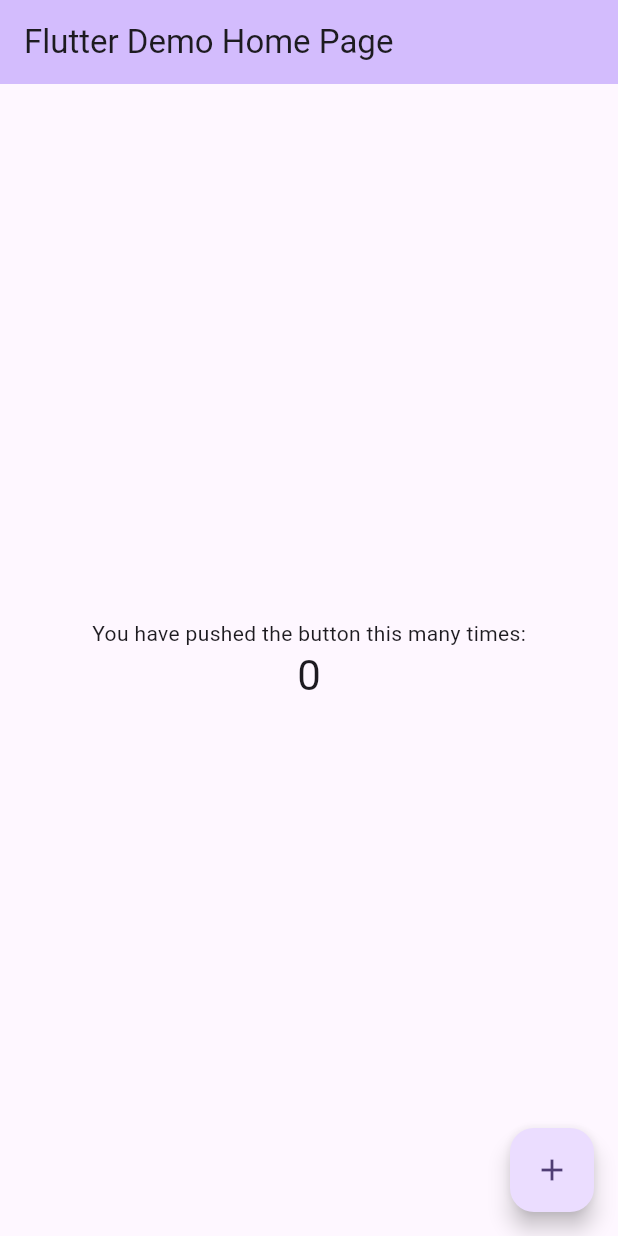
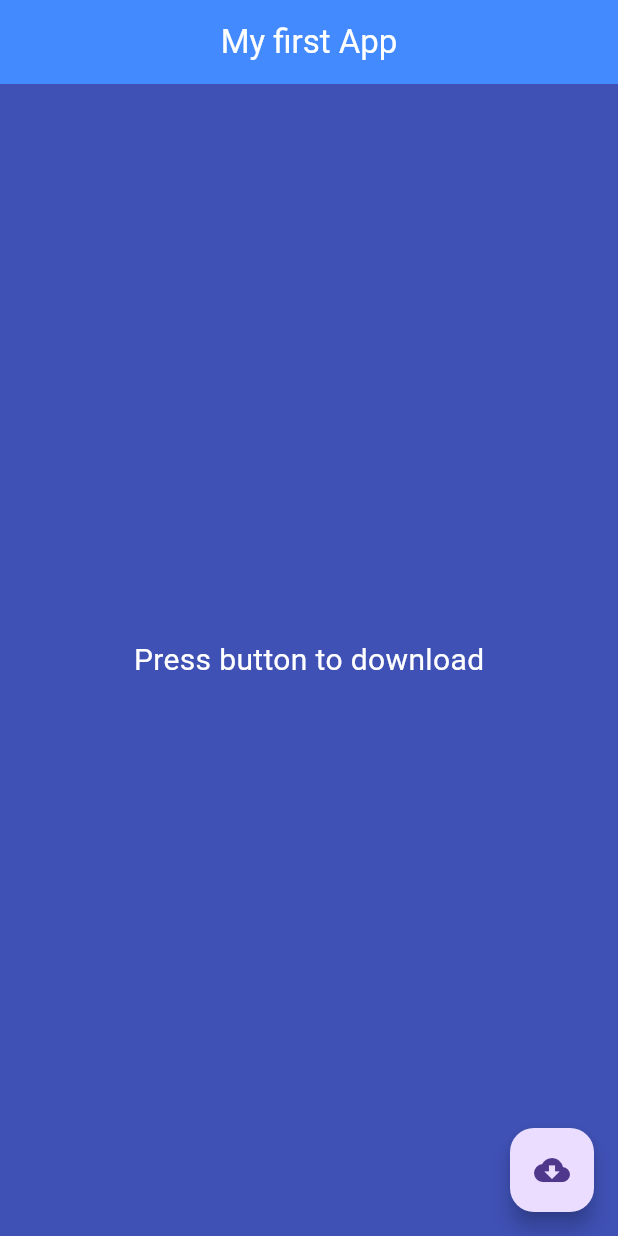
Before and after one commit to Dilnaza07/myapp1, a Flutter app: the screen it shows after launch, on a phone screen of 412 x 824 dp. Run offline on Flutter 3.47's test engine with Material 3 defaults, Android fonts, the phone set to English and light mode, and no system bars.

Commit message:
Update main.dart

```diff
--- a/lib/main.dart
+++ b/lib/main.dart
@@ -1,125 +1,91 @@
+import 'dart:async';
+
 import 'package:flutter/material.dart';
 
-void main() {
-  runApp(const MyApp());
-}
+void main() => runApp(MyFirstApp());
 
-class MyApp extends StatelessWidget {
-  const MyApp({super.key});
-
-  // This widget is the root of your application.
+class MyFirstApp extends StatefulWidget {
   @override
-  Widget build(BuildContext context) {
-    return MaterialApp(
-      title: 'Flutter Demo',
-      theme: ThemeData(
-        // This is the theme of your application.
-        //
-        // TRY THIS: Try running your application with "flutter run". You'll see
-        // the application has a purple toolbar. Then, without quitting the app,
-        // try changing the seedColor in the colorScheme below to Colors.green
-        // and then invoke "hot reload" (save your changes or press the "hot
-        // reload" button in a Flutter-supported IDE, or press "r" if you used
-        // the command line to start the app).
-        //
-        // Notice that the counter didn't reset back to zero; the application
-        // state is not lost during the reload. To reset the state, use hot
-        // restart instead.
-        //
-        // This works for code too, not just values: Most code changes can be
-        // tested with just a hot reload.
-        colorScheme: ColorScheme.fromSeed(seedColor: Colors.deepPurple),
-        useMaterial3: true,
-      ),
-      home: const MyHomePage(title: 'Flutter Demo Home Page'),
-    );
+  State<StatefulWidget> createState() {
+    return _MyFirstAppState();
   }
 }
 
-class MyHomePage extends StatefulWidget {
-  const MyHomePage({super.key, required this.title});
-
-  // This widget is the home page of your application. It is stateful, meaning
-  // that it has a State object (defined below) that contains fields that affect
-  // how it looks.
-
-  // This class is the configuration for the state. It holds the values (in this
-  // case the title) provided by the parent (in this case the App widget) and
-  // used by the build method of the State. Fields in a Widget subclass are
-  // always marked "final".
-
-  final String title;
+class _MyFirstAppState extends State<MyFirstApp> {
+  bool _loading = false;
+  double _progressValue = 0.0;
 
   @override
-  State<MyHomePage> createState() => _MyHomePageState();
-}
-
-class _MyHomePageState extends State<MyHomePage> {
-  int _counter = 0;
-
-  void _incrementCounter() {
-    setState(() {
-      // This call to setState tells the Flutter framework that something has
-      // changed in this State, which causes it to rerun the build method below
-      // so that the display can reflect the updated values. If we changed
-      // _counter without calling setState(), then the build method would not be
-      // called again, and so nothing would appear to happen.
-      _counter++;
-    });
+  void initState() {
+    _loading = false;
+    _progressValue = 0.0;
+    super.initState();
   }
 
   @override
   Widget build(BuildContext context) {
-    // This method is rerun every time setState is called, for instance as done
-    // by the _incrementCounter method above.
-    //
-    // The Flutter framework has been optimized to make rerunning build methods
-    // fast, so that you can just rebuild anything that needs updating rather
-    // than having to individually change instances of widgets.
-    return Scaffold(
+    return MaterialApp(
+      home: Scaffold(
         appBar: AppBar(
-        // TRY THIS: Try changing the color here to a specific color (to
-        // Colors.amber, perhaps?) and trigger a hot reload to see the AppBar
-        // change color while the other colors stay the same.
-        backgroundColor: Theme.of(context).colorScheme.inversePrimary,
-        // Here we take the value from the MyHomePage object that was created by
-        // the App.build method, and use it to set our appbar title.
-        title: Text(widget.title),
+          title: Text(
+            'My first App',
+            style: TextStyle(color: Colors.white),
           ),
+          centerTitle: true,
+          backgroundColor: Colors.blueAccent,
+        ),
+        backgroundColor: Colors.indigo,
         body: Center(
-        // Center is a layout widget. It takes a single child and positions it
-        // in the middle of the parent.
-        child: Column(
-          // Column is also a layout widget. It takes a list of children and
-          // arranges them vertically. By default, it sizes itself to fit its
-          // children horizontally, and tries to be as tall as its parent.
-          //
-          // Column has various properties to control how it sizes itself and
-          // how it positions its children. Here we use mainAxisAlignment to
-          // center the children vertically; the main axis here is the vertical
-          // axis because Columns are vertical (the cross axis would be
-          // horizontal).
-          //
-          // TRY THIS: Invoke "debug painting" (choose the "Toggle Debug Paint"
-          // action in the IDE, or press "p" in the console), to see the
-          // wireframe for each widget.
+          child: Container(
+            padding: EdgeInsets.all(16),
+            child: _loading
+                ? Column(
                     mainAxisAlignment: MainAxisAlignment.center,
                     children: <Widget>[
-            const Text(
-              'You have pushed the button this many times:',
+                      LinearProgressIndicator(
+                        value: _progressValue,
+                        color: Colors.blueAccent,
                       ),
                       Text(
-              '$_counter',
-              style: Theme.of(context).textTheme.headlineMedium,
+                        '${(_progressValue * 100).round()}%',
+                        style: TextStyle(color: Colors.white, fontSize: 20),
                       ),
                     ],
+                  )
+                : Text(
+                    'Press button to download',
+                    style: TextStyle(color: Colors.white, fontSize: 20),
+                  ),
           ),
         ),
         floatingActionButton: FloatingActionButton(
-        onPressed: _incrementCounter,
-        tooltip: 'Increment',
-        child: const Icon(Icons.add),
-      ), // This trailing comma makes auto-formatting nicer for build methods.
+          onPressed: () {
+            setState(
+              () {
+                _loading = !_loading;
+                _apdateProgress();
+              },
+            );
+          },
+          child: Icon(Icons.cloud_download),
+        ),
+      ),
     );
   }
+
+  void _apdateProgress() {
+    const onesec = const Duration(seconds: 1);
+    Timer.periodic(onesec, (Timer t) {
+      setState(() {
+        _progressValue += 0.2;
+
+        if (_progressValue.toStringAsFixed(1) == '1.0') {
+          _loading = false;
+          t.cancel();
+          _progressValue = 0.0;
+          return;
         }
+      });
+    });
+  }
+}
```
Lines whose indentation alone changed are shown as unchanged.
